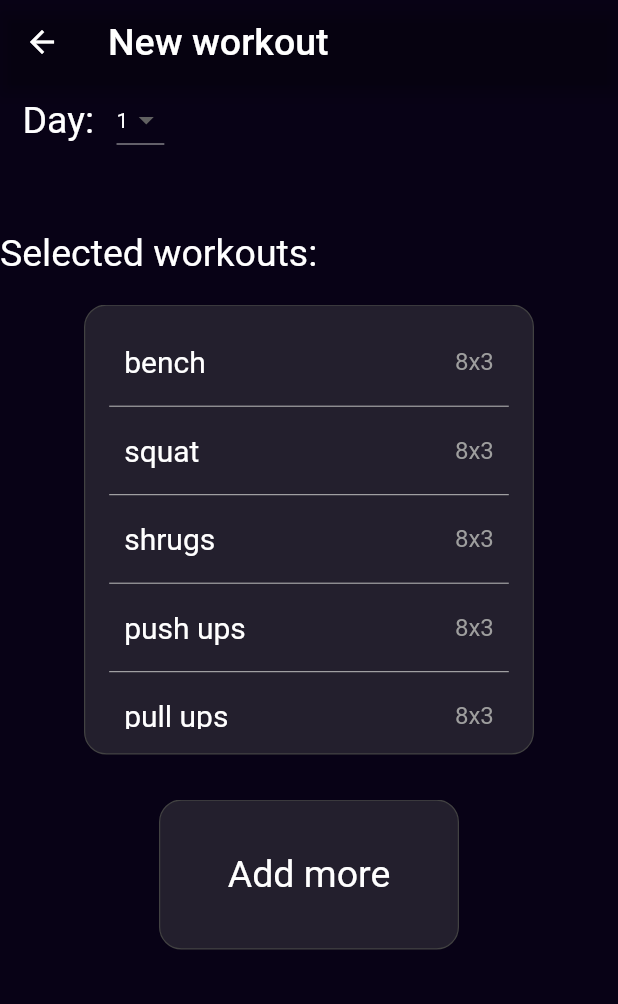
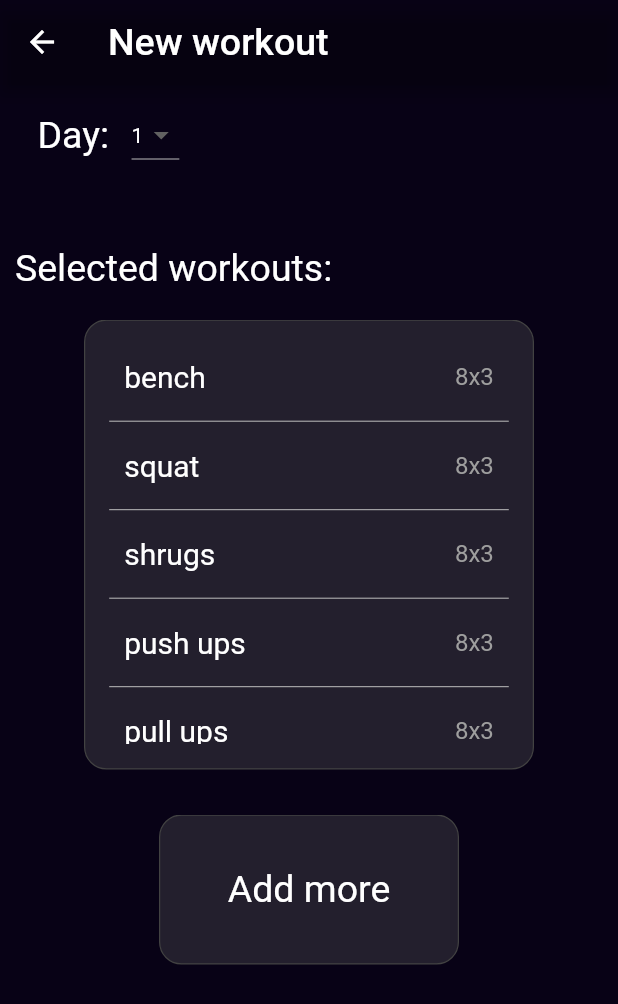
Before and after one commit to aevinj/Overload, a Flutter app: the BuildWorkout screen opened directly with empty values, on a phone screen of 412 x 824 dp. Shown: the top 1004 px of the screen. Run offline on Flutter 3.47's test engine with Material 2 defaults, Android fonts, the phone set to English and light mode, and no system bars.

Commit message:
padding on build_workout main column

```diff
--- a/lib/pages/build_workout.dart
+++ b/lib/pages/build_workout.dart
@@ -38,7 +38,9 @@ class _BuildWorkoutState extends State<BuildWorkout> {
             style: Font(),
           ),
         ),
-        body: Column(children: [
+        body: Padding(
+          padding: const EdgeInsets.all(10),
+          child: Column(children: [
             Row(children: [
               Padding(
                 padding: const EdgeInsets.only(left: 15),
@@ -111,6 +113,7 @@ class _BuildWorkoutState extends State<BuildWorkout> {
                   "Add more",
                   style: Font(),
                 ))
-        ]));
+          ]),
+        ));
   }
 }
```
Lines whose indentation alone changed are shown as unchanged.
